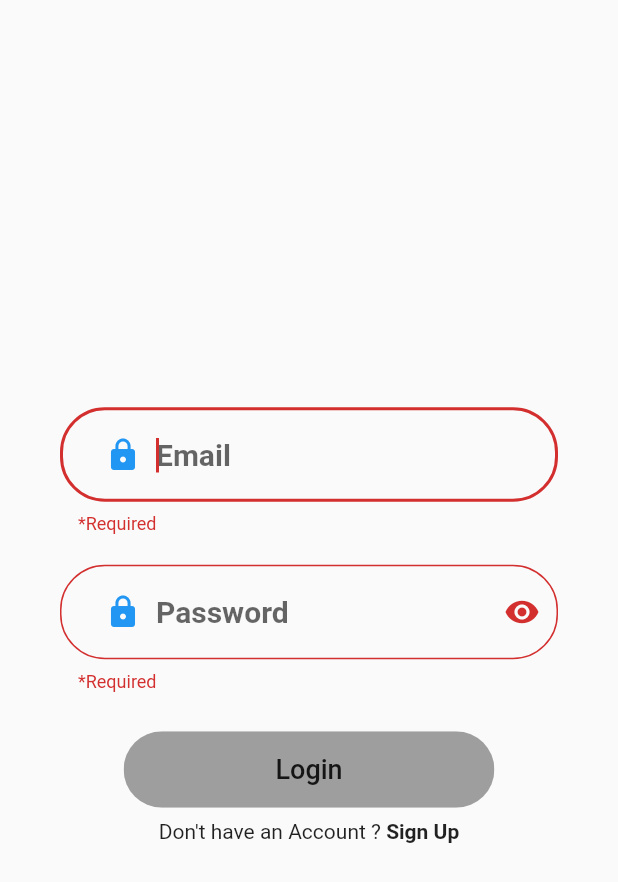
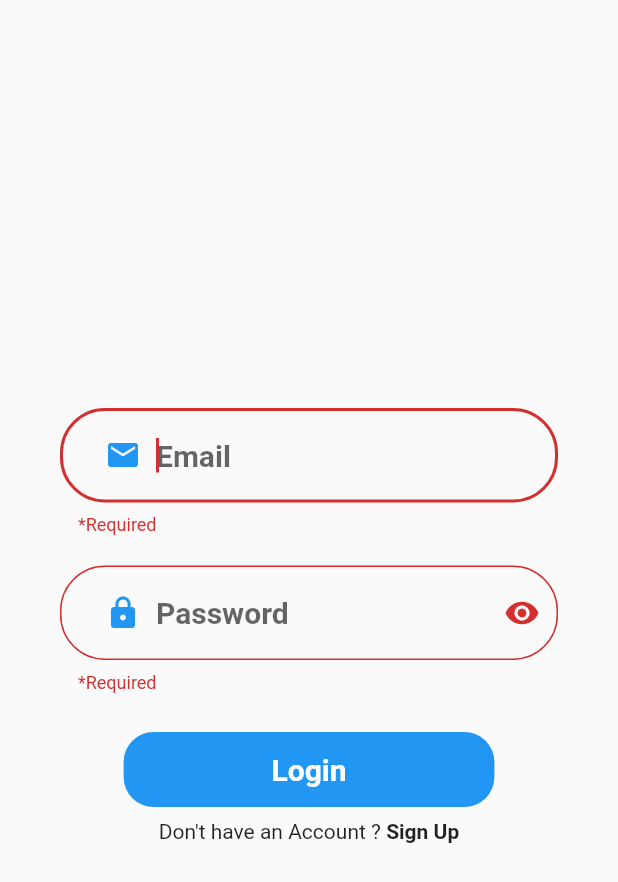
Before and after one commit to m-alexeev/flutterScheduler, a Flutter app: the screen it shows after launch, after a tap on "Login", on a phone screen of 412 x 824 dp. Shown: the top 882 px of the screen. Run offline on Flutter 3.47's test engine with Material 2 defaults, Android fonts, the phone set to English and light mode, and no system bars; our stand-ins replace firebase_auth, firebase_core; accounts and stored records are empty.

Commit message:
Added login (have to fix routing issues)

```diff
--- a/lib/main.dart
+++ b/lib/main.dart
@@ -34,13 +34,13 @@ class MyApp extends StatelessWidget {
           return LoadingScreen();
         }
         if (snapshot.connectionState == ConnectionState.done){
-          FirebaseAuth.instance
-              .authStateChanges()
-              .listen((User user) {
-            if (user != null) {
-                initialRoute = '/home';
-            }
-          });
+//          FirebaseAuth.instance
+//              .authStateChanges()
+//              .listen((User user) {
+//            if (user != null) {
+//                initialRoute = '/home';
+//            }
+//          });
 
           return MaterialApp(
             title: 'Welcome to Flutter',
--- a/lib/screens/MainScreen.dart
+++ b/lib/screens/MainScreen.dart
@@ -11,9 +11,8 @@ class MainScreen extends StatelessWidget{
 
   @override
   Widget build(BuildContext context) {
-    return MaterialApp(
-      title : "Home",
-      home : NavBar(),
+    return Scaffold(
+      body : NavBar(),
     );
   }
 }
--- a/lib/screens/auth/LoginScreen.dart
+++ b/lib/screens/auth/LoginScreen.dart
@@ -1,8 +1,10 @@
+import 'package:firebase_auth/firebase_auth.dart' as auth;
+import 'package:firebase_auth/firebase_auth.dart';
 import 'package:flutter/material.dart';
 import 'package:flutter_app/components/AccountExists.dart';
 import 'package:flutter_app/components/entry_form_field.dart';
 import 'package:flutter_app/components/password_text_box.dart';
-import 'package:flutter_app/components/rounded_text_box.dart';
+import 'package:flutter_app/screens/auth/RegisterScreen.dart';
 
 class LoginScreen extends StatefulWidget {
   LoginScreen({
@@ -16,10 +18,9 @@ class LoginScreen extends StatefulWidget {
 class _LoginScreenState extends State<LoginScreen> {
   final _formKey = GlobalKey<FormState>();
 
-
   final TextEditingController _passwordController = TextEditingController();
   String _pwd = '';
-
+  String _email = '';
 
   @override
   void dispose(){
@@ -30,7 +31,6 @@ class _LoginScreenState extends State<LoginScreen> {
   @override
   Widget build(BuildContext context) {
 
-
     return new Scaffold(
       body: Center(
         child: Form(
@@ -39,9 +39,9 @@ class _LoginScreenState extends State<LoginScreen> {
               mainAxisAlignment: MainAxisAlignment.center,
               children: <Widget>[
                 CustomTextField(
-                  onSaved: (input) => _pwd = input,
+                  onSaved: (input) => _email = input,
                   validator: (input) =>input.isEmpty? "*Required" : null,
-                  icon: Icon(Icons.lock),
+                  icon: Icon(Icons.email),
                   hint: "Email",
                 ),
                 CustomPasswordField(
@@ -53,14 +53,16 @@ class _LoginScreenState extends State<LoginScreen> {
                 ),
                 Padding(
                   padding: EdgeInsets.only(top: 16.0),
-                  child: saveButton(context),
+                  child: loginButton("Login",Colors.white,Theme.of(context).primaryColor,
+                      Theme.of(context).primaryColor,Colors.white,_validateLoginInput
+                  ),
                 ),
                 Padding(
                   padding: EdgeInsets.only(top: 8),
                   child: AccountExists(
                     login: true,
                     press: () {
-                      Navigator.pushNamedAndRemoveUntil(context, '/signup', (r)=>false);
+                      Navigator.pushNamed(context, '/login');
                     },
                   ),
                 ),
@@ -70,39 +72,59 @@ class _LoginScreenState extends State<LoginScreen> {
     );
   }
 
-  TextFormField usernameFormField(BuildContext context) {
-    return TextFormField(
-      textInputAction: TextInputAction.done,
-      decoration: InputDecoration(hintText: "Username"),
-      validator: (value) {
-        if (value.isEmpty) {
-          return 'Please enter username';
-        }
-        return null;
-      },
+  Widget loginButton(String text, Color splashColor, Color highlightColor,
+      Color fillColor, Color textColor, void validate()){
+    Size size = MediaQuery.of(context).size;
+
+    return Container(
+      width: size.width * 0.6 ,
+      height: 50,
+      child: FlatButton(
+        splashColor: splashColor,
+        highlightColor: highlightColor,
+        color: fillColor,
+        shape: RoundedRectangleBorder(
+            borderRadius: new BorderRadius.circular(20)
+        ),
+        child: Text(
+          text,
+          style: TextStyle(
+              fontWeight: FontWeight.bold,color: textColor,fontSize: 20
+          ),
+        ),
+        onPressed: (){
+          validate();
+        },
+      ),
     );
   }
 
-  Container saveButton(BuildContext context) {
-    Size size = MediaQuery.of(context).size;
-    return Container(
-      width: size.width * 0.6,
-      child: ClipRRect(
-        borderRadius: BorderRadius.circular(29),
-        child: FlatButton(
-          color: Colors.grey,
-          padding: EdgeInsets.symmetric(vertical: 15, horizontal: 20),
-          onPressed: () {
-            if (_formKey.currentState.validate()) {
-              Navigator.pushNamedAndRemoveUntil(context, '/home', (route) => false);
+
+  void _validateLoginInput() async {
+    final FormState form = _formKey.currentState;
+    if (_formKey.currentState.validate()){
+      form.save();
+        try {
+          auth.UserCredential user = await auth.FirebaseAuth.instance.
+          signInWithEmailAndPassword(email: _email, password: _pwd);
+
+          auth.FirebaseAuth.instance
+              .authStateChanges()
+              .listen((User user) {
+            if (user == null) {
+              print('User is currently signed out!');
+            } else {
+              print('User is signed in!');
+              Navigator.pushNamed(this.context, '/home');
             }
-          },
-          child: Text(
-            "Login",
-            style: TextStyle(fontSize: 18),
-          ),
-        ),
-      ),
-    );
+          });
+        } catch (error) {
+          print(error.toString());
+
+        }
+      }
+      else{
+        print("passwords dont match");
+      }
+    }
   }
-}
--- a/lib/screens/auth/RegisterScreen.dart
+++ b/lib/screens/auth/RegisterScreen.dart
@@ -82,7 +82,7 @@ class _RegisterScreenState extends State<RegisterScreen> {
                 ),
                 Padding(
                   padding: EdgeInsets.only(top: 16.0),
-                  child: saveButton("REGISTER",Colors.white,Theme.of(context).primaryColor,
+                  child: registerButton("REGISTER",Colors.white,Theme.of(context).primaryColor,
                     Theme.of(context).primaryColor,Colors.white,_validateRegisterInput),
                 ),
                 Padding(
@@ -100,7 +100,7 @@ class _RegisterScreenState extends State<RegisterScreen> {
     );
   }
 
-Widget saveButton(String text, Color splashColor, Color highlightColor,
+Widget registerButton(String text, Color splashColor, Color highlightColor,
         Color fillColor, Color textColor, void validate()){
   Size size = MediaQuery.of(context).size;
 
```
Also changed, not shown: lib/screens/UserScreen.dart (+16 -25 lines).
